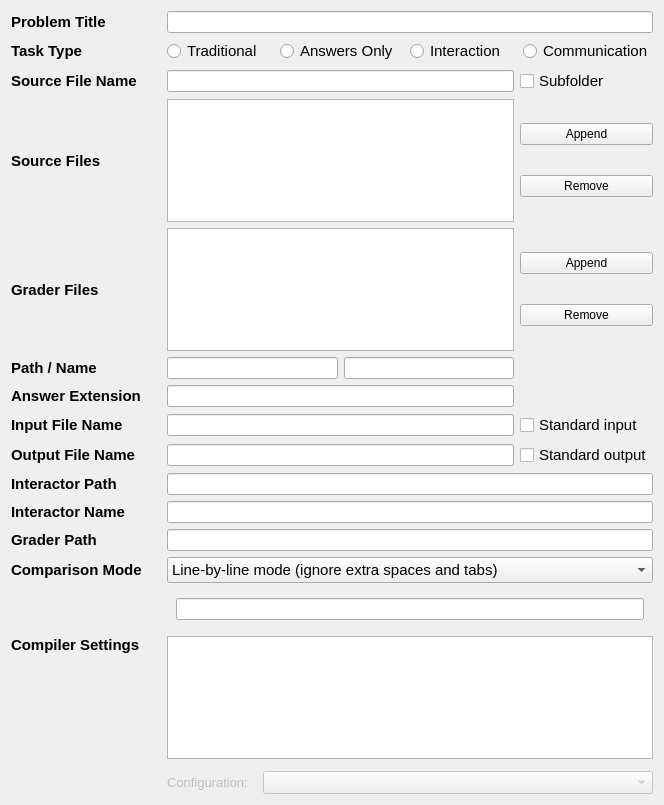
Above: forms/taskeditwidget.ui from Project-LemonLime/Project_LemonLime before the change. Below: the same form after it.
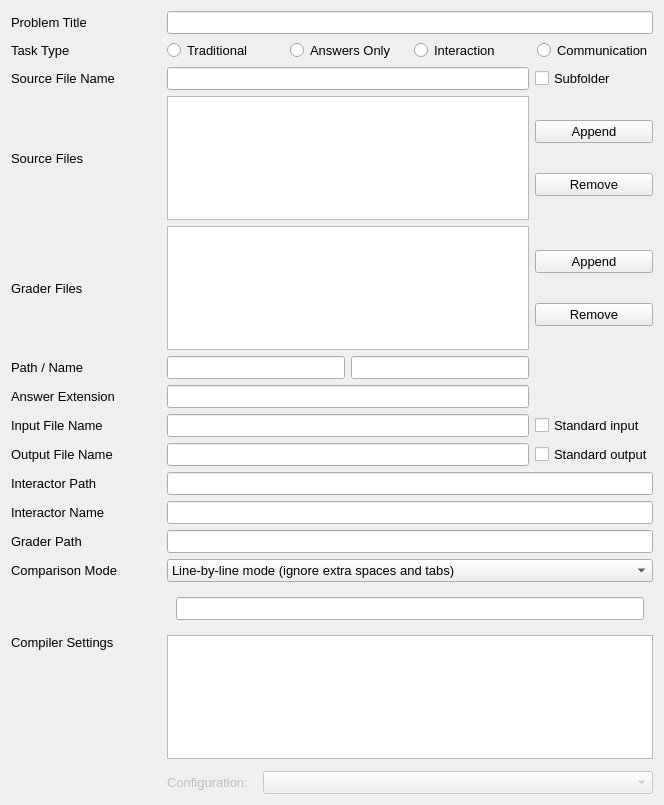
That is the form after the change. Icons and pictures are not drawn. Custom widgets are drawn as their Qt base class.

Patch:
```diff
--- a/forms/taskeditwidget.ui
+++ b/forms/taskeditwidget.ui
@@ -28,6 +28,11 @@
        <height>16777215</height>
       </size>
      </property>
+     <property name="font">
+      <font>
+       <pointsize>10</pointsize>
+      </font>
+     </property>
      <property name="editTriggers">
       <set>QAbstractItemView::NoEditTriggers</set>
      </property>
@@ -60,12 +65,14 @@
    </item>
    <item row="10" column="2">
     <widget class="QCheckBox" name="standardOutputCheck">
+     <property name="font">
+      <font>
+       <pointsize>10</pointsize>
+      </font>
+     </property>
      <property name="statusTip">
       <string>Redirect to standard output...</string>
      </property>
-     <property name="styleSheet">
-      <string notr="true">font-size: 11pt;</string>
-     </property>
      <property name="text">
       <string>Standard output</string>
      </property>
@@ -75,7 +82,7 @@
     <widget class="QCheckBox" name="subFolderCheck">
      <property name="font">
       <font>
-       <pointsize>11</pointsize>
+       <pointsize>10</pointsize>
       </font>
      </property>
      <property name="statusTip">
@@ -88,8 +95,10 @@
    </item>
    <item row="3" column="0">
     <widget class="QLabel" name="sourceFilesLabel">
-     <property name="styleSheet">
-      <string notr="true">font-size:11pt;font-weight:bold;</string>
+     <property name="font">
+      <font>
+       <pointsize>10</pointsize>
+      </font>
      </property>
      <property name="text">
       <string>Source Files</string>
@@ -104,6 +113,11 @@
        <height>16777215</height>
       </size>
      </property>
+     <property name="font">
+      <font>
+       <pointsize>10</pointsize>
+      </font>
+     </property>
      <property name="editTriggers">
       <set>QAbstractItemView::NoEditTriggers</set>
      </property>
@@ -136,12 +150,14 @@
    </item>
    <item row="16" column="1" colspan="2">
     <widget class="QComboBox" name="comparisonMode">
+     <property name="font">
+      <font>
+       <pointsize>10</pointsize>
+      </font>
+     </property>
      <property name="statusTip">
       <string>How to check answers...</string>
      </property>
-     <property name="styleSheet">
-      <string notr="true">font-size: 11pt;</string>
-     </property>
      <property name="currentIndex">
       <number>1</number>
      </property>
@@ -174,6 +190,11 @@
    </item>
    <item row="9" column="1">
     <widget class="QLineEdit" name="inputFileName">
+     <property name="font">
+      <font>
+       <pointsize>10</pointsize>
+      </font>
+     </property>
      <property name="statusTip">
       <string>Name of Input File, the source file need to read data from this file...</string>
      </property>
@@ -187,8 +208,10 @@
        <verstretch>0</verstretch>
       </sizepolicy>
      </property>
-     <property name="styleSheet">
-      <string notr="true">font-size:11pt;font-weight:bold;</string>
+     <property name="font">
+      <font>
+       <pointsize>10</pointsize>
+      </font>
      </property>
      <property name="text">
       <string>Input File Name</string>
@@ -209,8 +232,12 @@
        <height>0</height>
       </size>
      </property>
-     <property name="styleSheet">
-      <string notr="true">font-size:11pt;font-weight:bold;</string>
+     <property name="font">
+      <font>
+       <pointsize>10</pointsize>
+       <weight>50</weight>
+       <bold>false</bold>
+      </font>
      </property>
      <property name="text">
       <string>Problem Title</string>
@@ -227,8 +254,12 @@
          <verstretch>0</verstretch>
         </sizepolicy>
        </property>
-       <property name="styleSheet">
-        <string notr="true">font-size:11pt;font-weight:bold;</string>
+       <property name="font">
+        <font>
+         <pointsize>10</pointsize>
+         <weight>50</weight>
+         <bold>false</bold>
+        </font>
        </property>
        <property name="text">
         <string>Compiler Settings</string>
@@ -254,9 +285,9 @@
     <widget class="QLabel" name="interactorNameLabel">
      <property name="font">
       <font>
-       <pointsize>11</pointsize>
-       <weight>75</weight>
-       <bold>true</bold>
+       <pointsize>10</pointsize>
+       <weight>50</weight>
+       <bold>false</bold>
       </font>
      </property>
      <property name="text">
@@ -268,9 +299,9 @@
     <widget class="QLabel" name="interactorPathLabel">
      <property name="font">
       <font>
-       <pointsize>11</pointsize>
-       <weight>75</weight>
-       <bold>true</bold>
+       <pointsize>10</pointsize>
+       <weight>50</weight>
+       <bold>false</bold>
       </font>
      </property>
      <property name="text">
@@ -286,8 +317,10 @@
        <verstretch>0</verstretch>
       </sizepolicy>
      </property>
-     <property name="styleSheet">
-      <string notr="true">font-size:11pt;font-weight:bold;</string>
+     <property name="font">
+      <font>
+       <pointsize>10</pointsize>
+      </font>
      </property>
      <property name="text">
       <string>Output File Name</string>
@@ -302,8 +335,10 @@
        <verstretch>0</verstretch>
       </sizepolicy>
      </property>
-     <property name="styleSheet">
-      <string notr="true">font-size:11pt;font-weight:bold;</string>
+     <property name="font">
+      <font>
+       <pointsize>10</pointsize>
+      </font>
      </property>
      <property name="text">
       <string>Answer Extension</string>
@@ -318,8 +353,12 @@
        <verstretch>0</verstretch>
       </sizepolicy>
      </property>
-     <property name="styleSheet">
-      <string notr="true">font-size:11pt;font-weight:bold;</string>
+     <property name="font">
+      <font>
+       <pointsize>10</pointsize>
+       <weight>50</weight>
+       <bold>false</bold>
+      </font>
      </property>
      <property name="text">
       <string>Comparison Mode</string>
@@ -333,6 +372,11 @@
      </property>
      <item>
       <widget class="QListWidget" name="compilersList">
+       <property name="font">
+        <font>
+         <pointsize>10</pointsize>
+        </font>
+       </property>
        <property name="statusTip">
         <string>Set compilers...</string>
        </property>
@@ -477,7 +521,13 @@
      <widget class="QWidget" name="specialJudgeMode">
       <layout class="QHBoxLayout" name="horizontalLayout_10">
        <item>
-        <widget class="FileLineEdit" name="specialJudge"/>
+        <widget class="FileLineEdit" name="specialJudge">
+         <property name="font">
+          <font>
+           <pointsize>10</pointsize>
+          </font>
+         </property>
+        </widget>
        </item>
       </layout>
      </widget>
@@ -492,12 +542,14 @@
       <layout class="QHBoxLayout" name="horizontalLayout">
        <item>
         <widget class="QRadioButton" name="traditionalButton">
+         <property name="font">
+          <font>
+           <pointsize>10</pointsize>
+          </font>
+         </property>
          <property name="statusTip">
           <string>Traditional Task...</string>
          </property>
-         <property name="styleSheet">
-          <string notr="true">font-size: 11pt;</string>
-         </property>
          <property name="text">
           <string>Traditional</string>
          </property>
@@ -505,12 +557,14 @@
        </item>
        <item>
         <widget class="QRadioButton" name="answersOnlyButton">
+         <property name="font">
+          <font>
+           <pointsize>10</pointsize>
+          </font>
+         </property>
          <property name="statusTip">
           <string>Answer-Only Task...</string>
          </property>
-         <property name="styleSheet">
-          <string notr="true">font-size: 11pt;</string>
-         </property>
          <property name="text">
           <string>Answers Only</string>
          </property>
@@ -520,7 +574,7 @@
         <widget class="QRadioButton" name="interactionButton">
          <property name="font">
           <font>
-           <pointsize>11</pointsize>
+           <pointsize>10</pointsize>
           </font>
          </property>
          <property name="statusTip">
@@ -535,7 +589,7 @@
         <widget class="QRadioButton" name="communicationButton">
          <property name="font">
           <font>
-           <pointsize>11</pointsize>
+           <pointsize>10</pointsize>
            <weight>50</weight>
            <bold>false</bold>
           </font>
@@ -554,8 +608,10 @@
    </item>
    <item row="7" column="0">
     <widget class="QLabel" name="multiFilesPathNameLabel">
-     <property name="styleSheet">
-      <string notr="true">font-size:11pt;font-weight:bold;</string>
+     <property name="font">
+      <font>
+       <pointsize>10</pointsize>
+      </font>
      </property>
      <property name="text">
       <string>Path / Name</string>
@@ -566,9 +622,9 @@
     <widget class="QLabel" name="graderPathLabel">
      <property name="font">
       <font>
-       <pointsize>11</pointsize>
-       <weight>75</weight>
-       <bold>true</bold>
+       <pointsize>10</pointsize>
+       <weight>50</weight>
+       <bold>false</bold>
       </font>
      </property>
      <property name="text">
@@ -584,6 +640,11 @@
        <verstretch>0</verstretch>
       </sizepolicy>
      </property>
+     <property name="font">
+      <font>
+       <pointsize>10</pointsize>
+      </font>
+     </property>
      <property name="statusTip">
       <string>Extension of Contestant's Answer File, only in Answer-only task...</string>
      </property>
@@ -591,6 +652,11 @@
    </item>
    <item row="10" column="1">
     <widget class="QLineEdit" name="outputFileName">
+     <property name="font">
+      <font>
+       <pointsize>10</pointsize>
+      </font>
+     </property>
      <property name="statusTip">
       <string>Name of Output File, the source file need to write data to this file...</string>
      </property>
@@ -598,6 +664,11 @@
    </item>
    <item row="13" column="1" colspan="2">
     <widget class="FileLineEdit" name="graderPath">
+     <property name="font">
+      <font>
+       <pointsize>10</pointsize>
+      </font>
+     </property>
      <property name="statusTip">
       <string>Where the grader is...</string>
      </property>
@@ -605,6 +676,11 @@
    </item>
    <item row="12" column="1" colspan="2">
     <widget class="QLineEdit" name="interactorName">
+     <property name="font">
+      <font>
+       <pointsize>10</pointsize>
+      </font>
+     </property>
      <property name="statusTip">
       <string>Interactor Name...</string>
      </property>
@@ -612,6 +688,11 @@
    </item>
    <item row="11" column="1" colspan="2">
     <widget class="FileLineEdit" name="interactorPath">
+     <property name="font">
+      <font>
+       <pointsize>10</pointsize>
+      </font>
+     </property>
      <property name="statusTip">
       <string>Interactor Path...</string>
      </property>
@@ -625,8 +706,12 @@
        <verstretch>0</verstretch>
       </sizepolicy>
      </property>
-     <property name="styleSheet">
-      <string notr="true">font-size:11pt;font-weight:bold;</string>
+     <property name="font">
+      <font>
+       <pointsize>10</pointsize>
+       <weight>50</weight>
+       <bold>false</bold>
+      </font>
      </property>
      <property name="text">
       <string>Source File Name</string>
@@ -635,12 +720,14 @@
    </item>
    <item row="9" column="2">
     <widget class="QCheckBox" name="standardInputCheck">
+     <property name="font">
+      <font>
+       <pointsize>10</pointsize>
+      </font>
+     </property>
      <property name="statusTip">
       <string>Redirect to standard input...</string>
      </property>
-     <property name="styleSheet">
-      <string notr="true">font-size: 11pt;</string>
-     </property>
      <property name="text">
       <string>Standard input</string>
      </property>
@@ -654,8 +741,12 @@
        <verstretch>0</verstretch>
       </sizepolicy>
      </property>
-     <property name="styleSheet">
-      <string notr="true">font-size:11pt;font-weight:bold;</string>
+     <property name="font">
+      <font>
+       <pointsize>10</pointsize>
+       <weight>50</weight>
+       <bold>false</bold>
+      </font>
      </property>
      <property name="text">
       <string>Task Type</string>
@@ -664,6 +755,11 @@
    </item>
    <item row="0" column="1" colspan="2">
     <widget class="QLineEdit" name="problemTitle">
+     <property name="font">
+      <font>
+       <pointsize>10</pointsize>
+      </font>
+     </property>
      <property name="statusTip">
       <string>Problem Title (Not Source File Name)...</string>
      </property>
@@ -671,6 +767,11 @@
    </item>
    <item row="2" column="1">
     <widget class="QLineEdit" name="sourceFileName">
+     <property name="font">
+      <font>
+       <pointsize>10</pointsize>
+      </font>
+     </property>
      <property name="statusTip">
       <string>Name of the Source File (Without suffix)...</string>
      </property>
@@ -678,8 +779,10 @@
    </item>
    <item row="5" column="0">
     <widget class="QLabel" name="graderFilesLabel">
-     <property name="styleSheet">
-      <string notr="true">font-size:11pt;font-weight:bold;</string>
+     <property name="font">
+      <font>
+       <pointsize>10</pointsize>
+      </font>
      </property>
      <property name="text">
       <string>Grader Files</string>
@@ -690,6 +793,11 @@
     <layout class="QVBoxLayout" name="verticalLayout_6">
      <item>
       <widget class="QPushButton" name="sourceFilesAppendButton">
+       <property name="font">
+        <font>
+         <pointsize>10</pointsize>
+        </font>
+       </property>
        <property name="text">
         <string>Append</string>
        </property>
@@ -697,6 +805,11 @@
      </item>
      <item>
       <widget class="QPushButton" name="sourceFilesRemoveButton">
+       <property name="font">
+        <font>
+         <pointsize>10</pointsize>
+        </font>
+       </property>
        <property name="text">
         <string>Remove</string>
        </property>
@@ -708,6 +821,11 @@
     <layout class="QVBoxLayout" name="verticalLayout_7">
      <item>
       <widget class="QPushButton" name="graderFilesAppendButton">
+       <property name="font">
+        <font>
+         <pointsize>10</pointsize>
+        </font>
+       </property>
        <property name="text">
         <string>Append</string>
        </property>
@@ -715,6 +833,11 @@
      </item>
      <item>
       <widget class="QPushButton" name="graderFilesRemoveButton">
+       <property name="font">
+        <font>
+         <pointsize>10</pointsize>
+        </font>
+       </property>
        <property name="text">
         <string>Remove</string>
        </property>
@@ -725,10 +848,22 @@
    <item row="7" column="1">
     <layout class="QHBoxLayout" name="horizontalLayout_5">
      <item>
-      <widget class="QLineEdit" name="multiFilesPathLineEdit"/>
+      <widget class="QLineEdit" name="multiFilesPathLineEdit">
+       <property name="font">
+        <font>
+         <pointsize>10</pointsize>
+        </font>
+       </property>
+      </widget>
      </item>
      <item>
-      <widget class="QLineEdit" name="multiFilesNameLineEdit"/>
+      <widget class="QLineEdit" name="multiFilesNameLineEdit">
+       <property name="font">
+        <font>
+         <pointsize>10</pointsize>
+        </font>
+       </property>
+      </widget>
      </item>
     </layout>
    </item>
```
Left out of the diff: 34 changed lines with no effect on the pictures.
